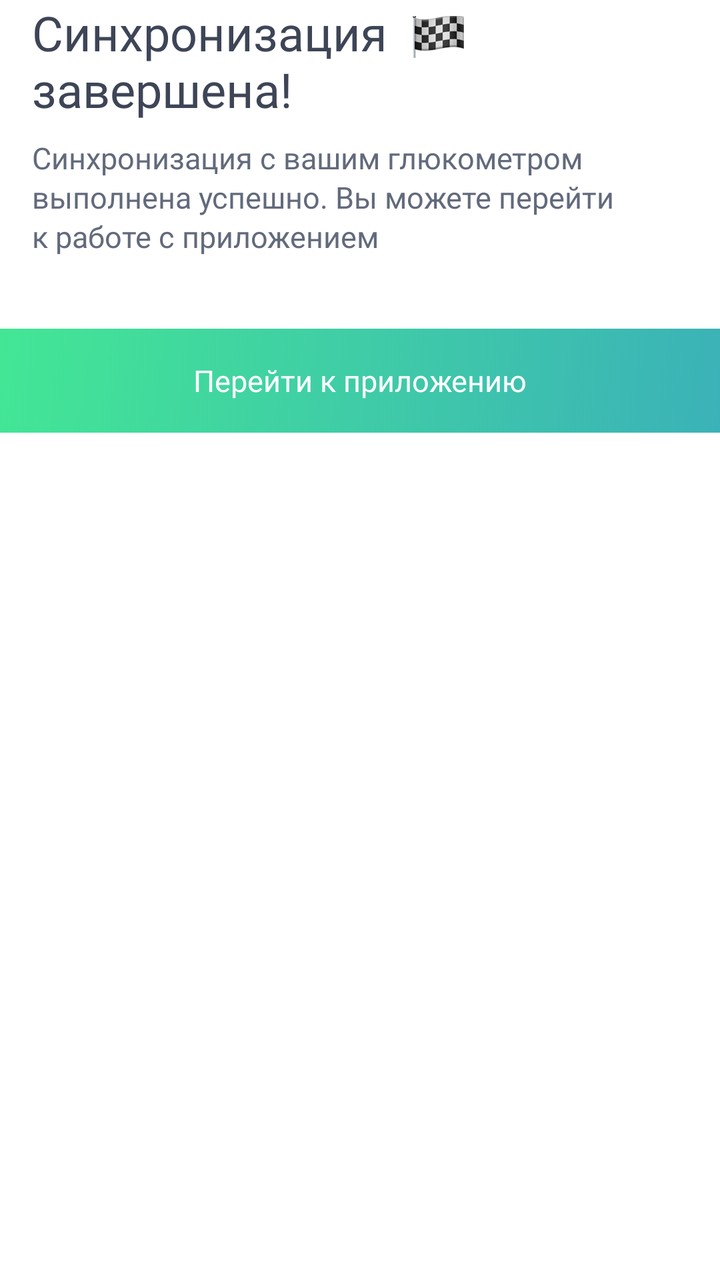
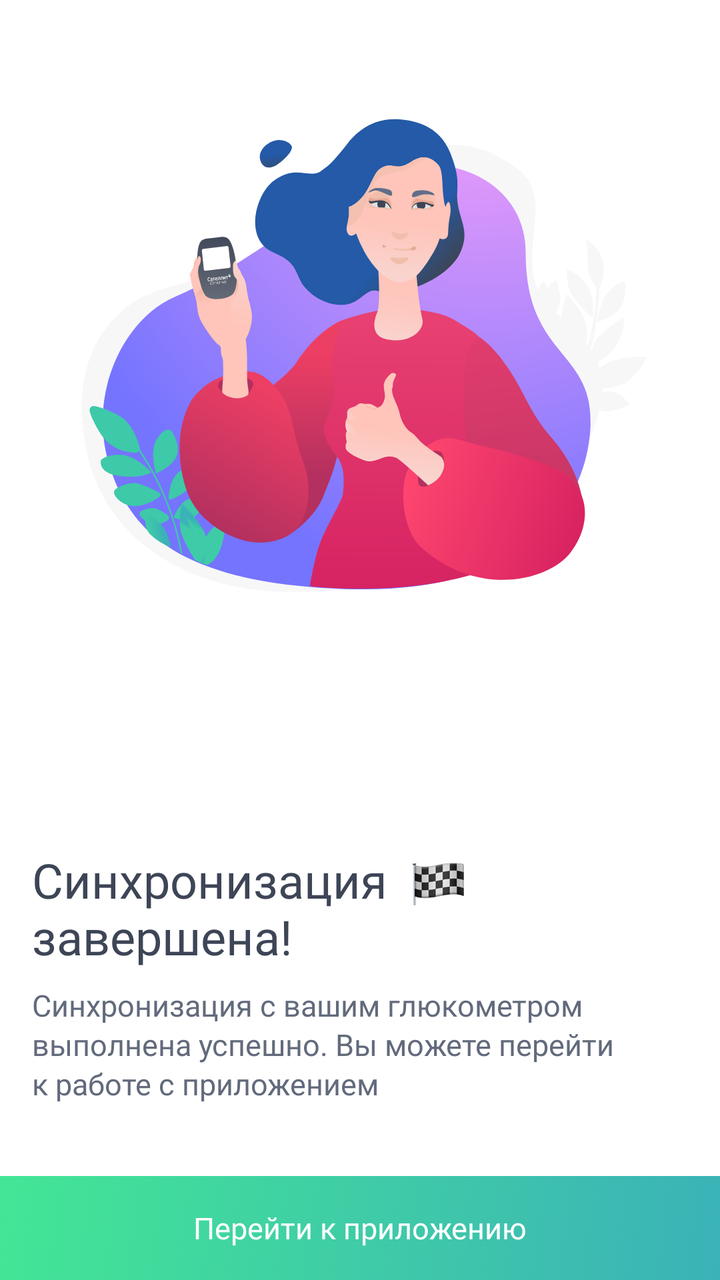

Before-and-after screenshots of an Android layout around one commit, followed by the original layout XML and the change that was made.
<!-- AndroidManifest.xml: another module's application theme AppTheme -->
<!-- res/layout/layout_sync_state_sync_completed.xml -->
<?xml version="1.0" encoding="utf-8"?>
<LinearLayout xmlns:android="http://schemas.android.com/apk/res/android"
    xmlns:tools="http://schemas.android.com/tools"
    xmlns:app="http://schemas.android.com/apk/res-auto"
    android:id="@+id/stateSyncCompletedView"
    android:layout_width="match_parent"
    android:layout_height="wrap_content"
    android:layout_gravity="bottom"
    android:orientation="vertical">

    <LinearLayout
        android:layout_width="match_parent"
        android:layout_height="wrap_content"
        android:layout_marginStart="16dp"
        android:layout_marginEnd="16dp"
        android:layout_marginBottom="8dp"
        android:orientation="horizontal">

        <android.support.v7.widget.AppCompatTextView
            style="@style/New.Headline3.BlackBlue"
            android:layout_width="wrap_content"
            android:layout_height="wrap_content"
            android:text="@string/sync_state_title_sync_completed" />

        <android.support.v7.widget.AppCompatImageView
            android:layout_width="wrap_content"
            android:layout_height="wrap_content"
            android:layout_gravity="top"
            android:layout_marginStart="12dp"
            android:layout_marginTop="8dp"
            app:srcCompat="@drawable/ic_connected" />

    </LinearLayout>

    <android.support.v7.widget.AppCompatTextView
        style="@style/New.Title2.ShadeBlack0"
        android:layout_width="match_parent"
        android:layout_height="wrap_content"
        android:layout_marginStart="16dp"
        android:layout_marginEnd="16dp"
        android:lineSpacingExtra="2dp"
        android:layout_marginBottom="36dp"
        android:text="@string/sync_state_subtitle_sync_completed" />

    <android.support.v7.widget.AppCompatTextView
        android:id="@+id/toAppButtonView"
        style="@style/Button.Large"
        android:text="@string/sync_state_action_sync_completed" />

</LinearLayout>
<!-- resources referenced by this layout -->
<resources>
  <string name="sync_state_action_sync_completed">Перейти к приложению</string>
  <string name="sync_state_subtitle_sync_completed">Синхронизация с вашим глюкометром\nвыполнена успешно. Вы можете перейти\nк работе с приложением</string>
  <string name="sync_state_title_sync_completed">Синхронизация\nзавершена!</string>
  <style name="Button.Large" parent="Typography.Button.Large.Text.Primary">
          <item name="android:background">@drawable/selector_button_large</item>
          <item name="android:layout_width">match_parent</item>
          <item name="android:layout_height">@dimen/large_button_height</item>
          <item name="android:gravity">center</item>
      </style>
  <style name="New.Headline3.BlackBlue">
          <item name="android:textColor">@color/black_blue</item>
      </style>
  <style name="New.Title2.ShadeBlack0">
          <item name="android:textColor">@color/shade_black0</item>
      </style>
  <style name="Typography.Button.Large.Text.Primary" parent="Typography.Button.Large.Text">
          <item name="android:textColor">@color/button_large_text_color</item>
      </style>
  <dimen name="large_button_height">52dp</dimen>
  <color name="black_blue">#3d4556</color>
  <color name="shade_black0">#626a7c</color>
  <color name="colorPrimary">@color/white</color>
  <color name="colorPrimaryDark">#f3f2f2</color>
  <color name="colorAccent">@color/shade_g_green_a</color>
  <color name="color_window_background">@color/white</color>
  <style name="BottomSheetTransparentStyle" parent="Theme.Design.BottomSheetDialog">
          <item name="android:windowAnimationStyle">@null</item>
          <item name="android:colorBackground">@android:color/transparent</item>
          <item name="android:backgroundDimEnabled">false</item>
      </style>
  <style name="New.Button3.White">
          <item name="android:textColor">@color/white</item>
      </style>
  <color name="white">#ffffff</color>
  <style name="Typography.Button.Large.Text" parent="Typography.Base.Roboto.Medium">
          <item name="android:textSize">@dimen/font_size_button_1</item>
          <item name="android:gravity">center_horizontal</item>
      </style>
  <!-- drawable bg_button_large_disabled (drawable) -->
  <?xml version="1.0" encoding="utf-8"?>
  <shape xmlns:android="http://schemas.android.com/apk/res/android"
      android:shape="rectangle">
      <solid android:color="@color/color_button_disabled" />
  </shape>
  <!-- drawable bg_button_large_pressed (drawable) -->
  <?xml version="1.0" encoding="utf-8"?>
  <shape xmlns:android="http://schemas.android.com/apk/res/android"
      android:shape="rectangle">
      <gradient
          android:angle="315"
          android:type="linear"
          android:endColor="@color/color_button_large_pressed_gradient_end"
          android:startColor="@color/color_button_large_pressed_gradient_start" />
  </shape>
  <color name="shade_g_green_a">#3ec9a8</color>
  <style name="Typography.Base.Roboto.Medium" parent="TextAppearance.AppCompat">
          <item name="android:fontFamily">@font/roboto_medium</item>
      </style>
  <dimen name="font_size_button_1">15sp</dimen>
  <color name="color_button_disabled">@color/shade_black3</color>
  <color name="color_button_large_pressed_gradient_end">@color/shade_g_green2_b</color>
  <color name="color_button_large_pressed_gradient_start">@color/shade_g_green2_a</color>
  <color name="color_button_large_active_gradient_end">@color/g_green_b</color>
  <color name="color_button_large_active_gradient_start">@color/g_green_a</color>
  <color name="shade_black3">#e3e3e3</color>
  <color name="shade_g_green2_b">#3b919a</color>
  <color name="shade_g_green2_a">#3ea48d</color>
  <color name="g_green_b">#3bb2b8</color>
  <color name="g_green_a">#43e695</color>
  <!-- unchanged entries left out for length: 4 -->
</resources>

<!-- the commit's change to res/layout/layout_sync_state_sync_completed.xml (unified diff, before → after) -->
@@ -1,50 +1,62 @@
-<?xml version="1.0" encoding="utf-8"?>
-<LinearLayout xmlns:android="http://schemas.android.com/apk/res/android"
-    xmlns:tools="http://schemas.android.com/tools"
+<android.support.constraint.ConstraintLayout xmlns:android="http://schemas.android.com/apk/res/android"
     xmlns:app="http://schemas.android.com/apk/res-auto"
     android:id="@+id/stateSyncCompletedView"
     android:layout_width="match_parent"
-    android:layout_height="wrap_content"
-    android:layout_gravity="bottom"
-    android:orientation="vertical">
+    android:layout_height="match_parent">
 
-    <LinearLayout
+    <android.support.v7.widget.AppCompatImageView
         android:layout_width="match_parent"
+        android:layout_height="0dp"
+        android:layout_marginStart="16dp"
+        android:layout_marginEnd="16dp"
+        app:layout_constraintBottom_toBottomOf="parent"
+        app:layout_constraintDimensionRatio="w,1:1"
+        app:layout_constraintEnd_toEndOf="parent"
+        app:layout_constraintStart_toStartOf="parent"
+        app:layout_constraintTop_toTopOf="parent"
+        app:layout_constraintVertical_bias="0.1"
+        app:srcCompat="@drawable/ic_connect_finish" />
+
+    <android.support.v7.widget.AppCompatTextView
+        android:id="@+id/titleView"
+        style="@style/New.Headline3.BlackBlue"
+        android:layout_width="wrap_content"
         android:layout_height="wrap_content"
         android:layout_marginStart="16dp"
-        android:layout_marginEnd="16dp"
         android:layout_marginBottom="8dp"
-        android:orientation="horizontal">
+        android:text="@string/sync_state_title_sync_completed"
+        app:layout_constraintBottom_toTopOf="@+id/messageView"
+        app:layout_constraintStart_toStartOf="parent" />
 
-        <android.support.v7.widget.AppCompatTextView
-            style="@style/New.Headline3.BlackBlue"
-            android:layout_width="wrap_content"
-            android:layout_height="wrap_content"
-            android:text="@string/sync_state_title_sync_completed" />
-
-        <android.support.v7.widget.AppCompatImageView
-            android:layout_width="wrap_content"
-            android:layout_height="wrap_content"
-            android:layout_gravity="top"
-            android:layout_marginStart="12dp"
-            android:layout_marginTop="8dp"
-            app:srcCompat="@drawable/ic_connected" />
-
-    </LinearLayout>
+    <android.support.v7.widget.AppCompatImageView
+        android:layout_width="wrap_content"
+        android:layout_height="wrap_content"
+        android:layout_marginStart="12dp"
+        android:layout_marginTop="8dp"
+        app:layout_constraintStart_toEndOf="@+id/titleView"
+        app:layout_constraintTop_toTopOf="@+id/titleView"
+        app:srcCompat="@drawable/ic_connected" />
 
     <android.support.v7.widget.AppCompatTextView
+        android:id="@+id/messageView"
         style="@style/New.Title2.ShadeBlack0"
         android:layout_width="match_parent"
         android:layout_height="wrap_content"
         android:layout_marginStart="16dp"
         android:layout_marginEnd="16dp"
+        android:layout_marginBottom="36dp"
         android:lineSpacingExtra="2dp"
-        android:layout_marginBottom="36dp"
-        android:text="@string/sync_state_subtitle_sync_completed" />
+        android:text="@string/sync_state_subtitle_sync_completed"
+        app:layout_constraintBottom_toTopOf="@+id/toAppButtonView"
+        app:layout_constraintEnd_toEndOf="parent"
+        app:layout_constraintStart_toStartOf="parent" />
 
     <android.support.v7.widget.AppCompatTextView
         android:id="@+id/toAppButtonView"
         style="@style/Button.Large"
-        android:text="@string/sync_state_action_sync_completed" />
+        android:text="@string/sync_state_action_sync_completed"
+        app:layout_constraintBottom_toBottomOf="parent"
+        app:layout_constraintEnd_toEndOf="parent"
+        app:layout_constraintStart_toStartOf="parent" />
 
-</LinearLayout>
+</android.support.constraint.ConstraintLayout>
<!-- resource entries referenced after the edit -->
@@ -1,5 +1,6 @@
 <!-- resources referenced by this layout -->
 <resources>
+  <!-- drawable ic_connect_finish: vector/xml drawable (drawable-nodpi, 50471 chars, omitted) -->
   <string name="sync_state_action_sync_completed">Перейти к приложению</string>
   <string name="sync_state_subtitle_sync_completed">Синхронизация с вашим глюкометром\nвыполнена успешно. Вы можете перейти\nк работе с приложением</string>
   <string name="sync_state_title_sync_completed">Синхронизация\nзавершена!</string>
